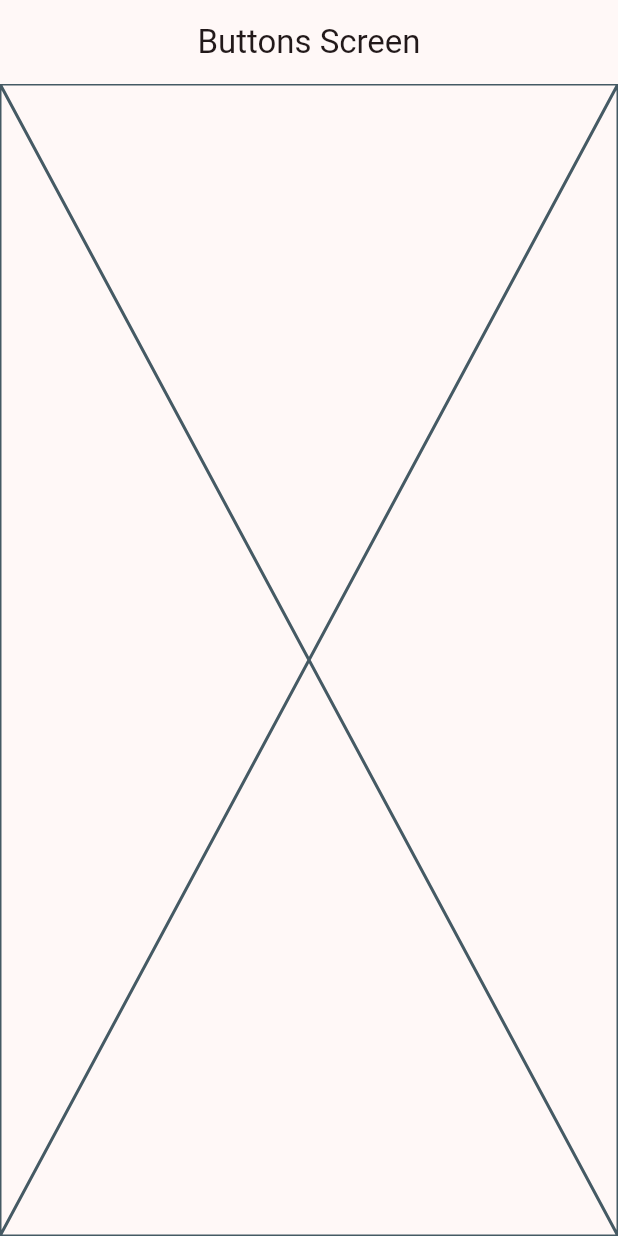
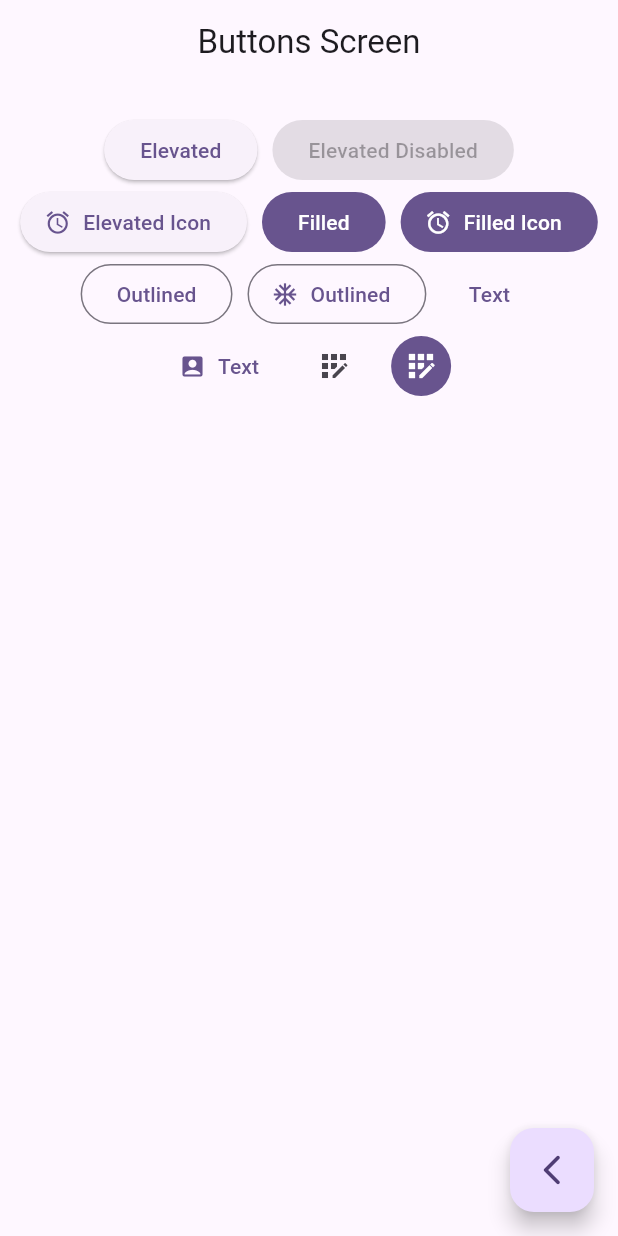
Before and after one commit to eacardenase/flutter-widgets, a Flutter app: the ButtonsScreen screen opened by its route, on a phone screen of 412 x 824 dp. Run offline on Flutter 3.47's test engine with Material 3 defaults, Android fonts, the phone set to English and light mode, and no system bars; our stand-ins replace go_router.

Commit message:
feat: add default buttons to buttons screen

```diff
--- a/lib/main.dart
+++ b/lib/main.dart
@@ -15,7 +15,7 @@ class MainApp extends StatelessWidget {
     return MaterialApp.router(
       routerConfig: appRouter,
       debugShowCheckedModeBanner: false,
-      theme: AppTheme(selectedColor: 7).getTheme(),
+      theme: AppTheme(selectedColor: 5).getTheme(),
     );
   }
 }
--- a/lib/presentation/screens/buttons/buttons_screens.dart
+++ b/lib/presentation/screens/buttons/buttons_screens.dart
@@ -1,4 +1,6 @@
 import 'package:flutter/material.dart';
+
+import 'package:go_router/go_router.dart';
 
 class ButtonsScreen extends StatelessWidget {
   static const name = 'buttons_screen';
@@ -11,7 +13,89 @@ class ButtonsScreen extends StatelessWidget {
       appBar: AppBar(
         title: const Text('Buttons Screen'),
       ),
-      body: const Placeholder(),
+      body: const _ButtonsView(),
+      floatingActionButton: FloatingActionButton(
+        onPressed: () => context.pop(),
+        child: const Icon(Icons.arrow_back_ios_new_rounded),
+      ),
     );
   }
 }
+
+class _ButtonsView extends StatelessWidget {
+  const _ButtonsView();
+
+  @override
+  Widget build(BuildContext context) {
+    final colors = Theme.of(context).colorScheme;
+
+    return SizedBox(
+      width: double.infinity,
+      child: Padding(
+        padding: const EdgeInsets.symmetric(
+          horizontal: 10,
+          vertical: 20,
+        ),
+        child: Wrap(
+          spacing: 10,
+          alignment: WrapAlignment.center,
+          children: [
+            ElevatedButton(
+              onPressed: () {},
+              child: const Text('Elevated'),
+            ),
+            const ElevatedButton(
+              onPressed: null,
+              child: Text('Elevated Disabled'),
+            ),
+            ElevatedButton.icon(
+              icon: const Icon(Icons.access_alarm),
+              onPressed: () {},
+              label: const Text('Elevated Icon'),
+            ),
+            FilledButton(
+              onPressed: () {},
+              child: const Text('Filled'),
+            ),
+            FilledButton.icon(
+              icon: const Icon(Icons.alarm),
+              onPressed: () {},
+              label: const Text('Filled Icon'),
+            ),
+            OutlinedButton(
+              onPressed: () {},
+              child: const Text('Outlined'),
+            ),
+            OutlinedButton.icon(
+              icon: const Icon(Icons.ac_unit),
+              onPressed: () {},
+              label: const Text('Outlined'),
+            ),
+            TextButton(
+              onPressed: () {},
+              child: const Text('Text'),
+            ),
+            TextButton.icon(
+              icon: const Icon(Icons.account_box),
+              onPressed: () {},
+              label: const Text('Text'),
+            ),
+            // TODO: Custom Butoon
+            IconButton(
+              onPressed: () {},
+              icon: const Icon(Icons.app_registration),
+            ),
+            IconButton(
+              onPressed: () {},
+              icon: const Icon(Icons.app_registration),
+              style: ButtonStyle(
+                backgroundColor: MaterialStatePropertyAll(colors.primary),
+                iconColor: const MaterialStatePropertyAll(Colors.white),
+              ),
+            ),
+          ],
+        ),
+      ),
+    );
+  }
+}
--- a/lib/presentation/screens/home/home_screen.dart
+++ b/lib/presentation/screens/home/home_screen.dart
@@ -3,7 +3,6 @@ import 'package:flutter/material.dart';
 import 'package:go_router/go_router.dart';
 
 import 'package:widgets_app/config/menu/menu_items.dart';
-import 'package:widgets_app/presentation/screens/cards/cards_screen.dart';
 
 class HomeScreen extends StatelessWidget {
   static const name = 'home_screen';
```
